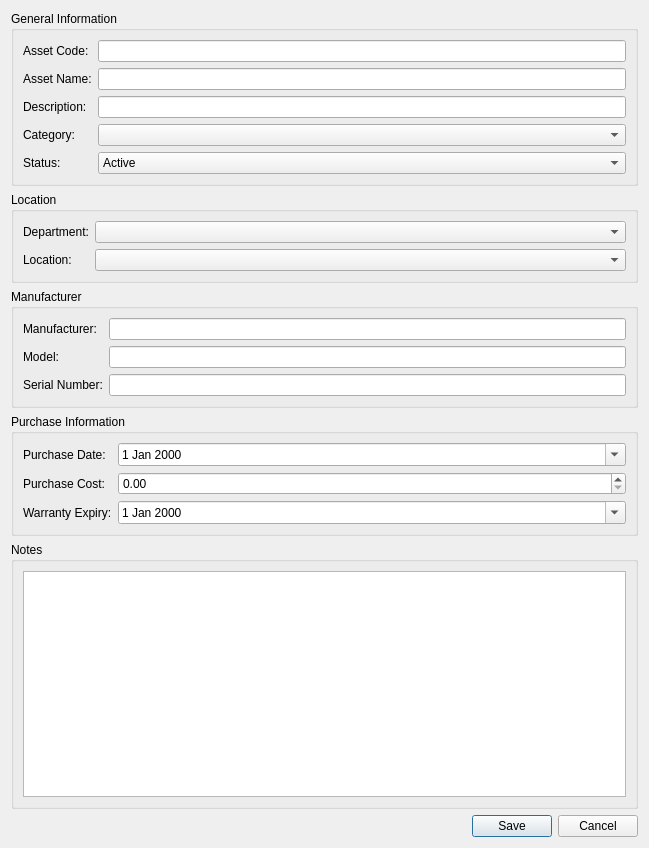
Above: app/ui/forms/add_asset.ui from Apie-dup/MaintenanceSystem before the change. Below: the same form after it.
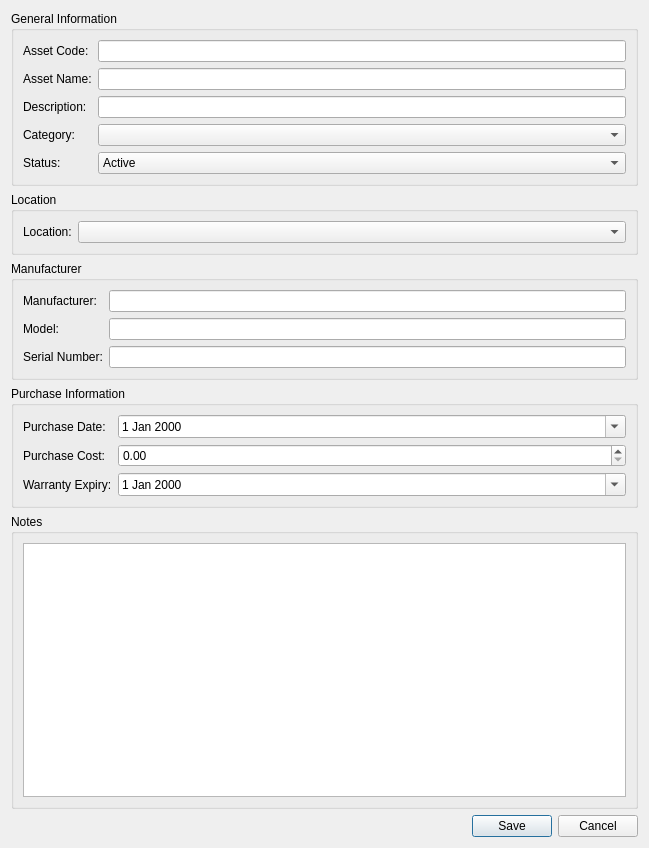
That is the form after the change.

Commit message: Add notes to Assets

Patch:
```diff
--- a/app/ui/forms/add_asset.ui
+++ b/app/ui/forms/add_asset.ui
@@ -101,23 +101,13 @@
      </property>
      <layout class="QFormLayout" name="formLocation">
       <item row="0" column="0">
-       <widget class="QLabel" name="lblDepartment">
-        <property name="text">
-         <string>Department:</string>
-        </property>
-       </widget>
-      </item>
-      <item row="0" column="1">
-       <widget class="QComboBox" name="cmbDepartment"/>
-      </item>
-      <item row="1" column="0">
        <widget class="QLabel" name="lblLocation">
         <property name="text">
          <string>Location:</string>
         </property>
        </widget>
       </item>
-      <item row="1" column="1">
+      <item row="0" column="1">
        <widget class="QComboBox" name="cmbLocation"/>
       </item>
      </layout>
```
The commit also changes 59 other files.
